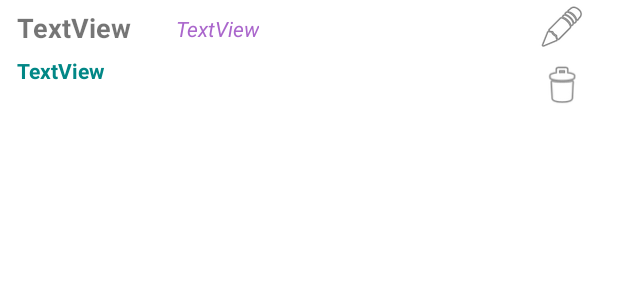
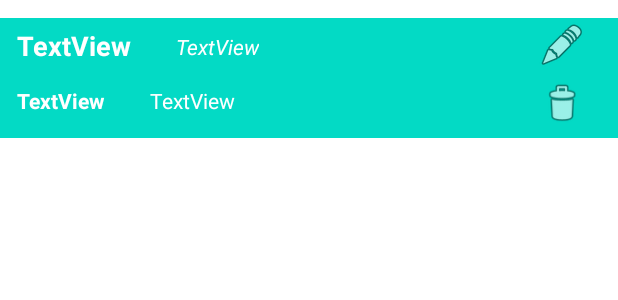
Before and after one commit to lucascost/exercicios_kotlin, an Android app: the layout item_contato.xml on its own in the app's theme, with its tools: preview values and no code run, on a phone screen of 412 x 824 dp. Shown: the top 300 px of the screen. Run offline under Robolectric (Android 15) with nearby library versions, the phone set to English and light mode, and no system bars.

Commit message:
info salario adicionado

```diff
--- a/AppSNCT/app/src/main/java/com/example/appsnct/PessoaAdapter.kt
+++ b/AppSNCT/app/src/main/java/com/example/appsnct/PessoaAdapter.kt
@@ -7,6 +7,7 @@ import android.view.ViewGroup
 import android.widget.ImageView
 import android.widget.TextView
 import androidx.recyclerview.widget.RecyclerView
+import java.text.NumberFormat
 
 class PessoaAdapter (var lista:List<Pessoa>):RecyclerView.Adapter<PessoaAdapter.ViewHolder>(){
 
@@ -21,6 +22,7 @@ class PessoaAdapter (var lista:List<Pessoa>):RecyclerView.Adapter<PessoaAdapter.
         holder?.txtTelefone.text = objeto.telefone.toString()
         holder?.txtEmail.text = objeto.email.toString()
         holder?.txtNome.text = objeto.nome.toString()
+        holder?.txtSalario.text = NumberFormat.getCurrencyInstance().format(objeto.salario.toString().toDouble())
         holder?.btnExcluir.setOnClickListener(){
             val intencao = Intent(holder?.itemView.context, FrmContato::class.java)
             intencao.putExtra("ACAO", "excluir")
@@ -44,6 +46,7 @@ class PessoaAdapter (var lista:List<Pessoa>):RecyclerView.Adapter<PessoaAdapter.
         val txtTelefone = itemView.findViewById<TextView>(R.id.txtTelefonePessoa)
         val btnEditar = itemView.findViewById<ImageView>(R.id.btnEditarContato)
         val btnExcluir = itemView.findViewById<ImageView>(R.id.btnExcluirContato)
+        val txtSalario = itemView.findViewById<TextView>(R.id.txtSalarioPessoa)
 
     }
 
--- /dev/null
+++ b/AppSNCT/app/src/main/res/drawable/ic_baseline_add_24.xml
@@ -0,0 +1,5 @@
+<vector android:height="24dp" android:tint="#FFFFFF"
+    android:viewportHeight="24" android:viewportWidth="24"
+    android:width="24dp" xmlns:android="http://schemas.android.com/apk/res/android">
+    <path android:fillColor="@android:color/white" android:pathData="M19,13h-6v6h-2v-6H5v-2h6V5h2v6h6v2z"/>
+</vector>
--- /dev/null
+++ b/AppSNCT/app/src/main/res/drawable/ic_baseline_add_circle_24.xml
@@ -0,0 +1,5 @@
+<vector android:height="24dp" android:tint="#018786"
+    android:viewportHeight="24" android:viewportWidth="24"
+    android:width="24dp" xmlns:android="http://schemas.android.com/apk/res/android">
+    <path android:fillColor="@android:color/white" android:pathData="M12,2C6.48,2 2,6.48 2,12s4.48,10 10,10 10,-4.48 10,-10S17.52,2 12,2zM17,13h-4v4h-2v-4L7,13v-2h4L11,7h2v4h4v2z"/>
+</vector>
--- a/AppSNCT/app/src/main/res/layout/item_contato.xml
+++ b/AppSNCT/app/src/main/res/layout/item_contato.xml
@@ -2,7 +2,9 @@
 <RelativeLayout xmlns:android="http://schemas.android.com/apk/res/android"
     xmlns:app="http://schemas.android.com/apk/res-auto"
     android:layout_width="match_parent"
-    android:layout_height="80dp">
+    android:layout_height="80dp"
+    android:background="@color/teal_200"
+    android:layout_marginTop="12dp">
 
     <TextView
         android:id="@+id/txtNomePessoa"
@@ -13,6 +15,7 @@
         android:layout_marginStart="11dp"
         android:layout_marginTop="6dp"
         android:text="TextView"
+        android:textColor="@color/white"
         android:textSize="18sp"
         android:textStyle="bold" />
 
@@ -25,7 +28,7 @@
         android:layout_marginTop="9dp"
         android:layout_toEndOf="@+id/txtNomePessoa"
         android:text="TextView"
-        android:textColor="@android:color/holo_purple"
+        android:textColor="@color/white"
         android:textStyle="italic" />
 
     <TextView
@@ -35,9 +38,9 @@
         android:layout_alignParentStart="true"
         android:layout_alignParentBottom="true"
         android:layout_marginStart="11dp"
-        android:layout_marginBottom="23dp"
+        android:layout_marginBottom="15dp"
         android:text="TextView"
-        android:textColor="@color/teal_700"
+        android:textColor="@color/white"
         android:textStyle="bold" />
 
     <ImageView
@@ -61,4 +64,14 @@
         android:layout_marginEnd="21dp"
         android:layout_marginBottom="7dp"
         app:srcCompat="@android:drawable/ic_menu_delete" />
+
+    <TextView
+        android:id="@+id/txtSalarioPessoa"
+        android:layout_width="wrap_content"
+        android:layout_height="wrap_content"
+        android:layout_alignBottom="@+id/txtTelefonePessoa"
+        android:layout_marginStart="30dp"
+        android:layout_toEndOf="@+id/txtTelefonePessoa"
+        android:text="TextView"
+        android:textColor="@color/white" />
 </RelativeLayout>
--- a/AppSNCT/app/src/main/res/values/colors.xml
+++ b/AppSNCT/app/src/main/res/values/colors.xml
@@ -1,10 +1,12 @@
 <?xml version="1.0" encoding="utf-8"?>
 <resources>
     <color name="purple_200">#FFBB86FC</color>
-    <color name="purple_500">#FF6200EE</color>
+    <color name="purple">#FF6200EE</color>
     <color name="purple_700">#FF3700B3</color>
     <color name="teal_200">#FF03DAC5</color>
     <color name="teal_700">#FF018786</color>
     <color name="black">#FF000000</color>
     <color name="white">#FFFFFFFF</color>
+    <color name="darkteal">#005C5B</color>
+
 </resources>
--- a/AppSNCT/app/src/main/res/values/themes.xml
+++ b/AppSNCT/app/src/main/res/values/themes.xml
@@ -2,8 +2,8 @@
     <!-- Base application theme. -->
     <style name="Theme.AppSNCT" parent="Theme.MaterialComponents.DayNight.DarkActionBar">
         <!-- Primary brand color. -->
-        <item name="colorPrimary">@color/purple_500</item>
-        <item name="colorPrimaryVariant">@color/purple_700</item>
+        <item name="colorPrimary">@color/teal_700</item>
+        <item name="colorPrimaryVariant">@color/darkteal</item>
         <item name="colorOnPrimary">@color/white</item>
         <!-- Secondary brand color. -->
         <item name="colorSecondary">@color/teal_200</item>
```
Also changed, not shown: AppSNCT/app/src/main/res/layout/activity_main.xml (+17 -7 lines).
